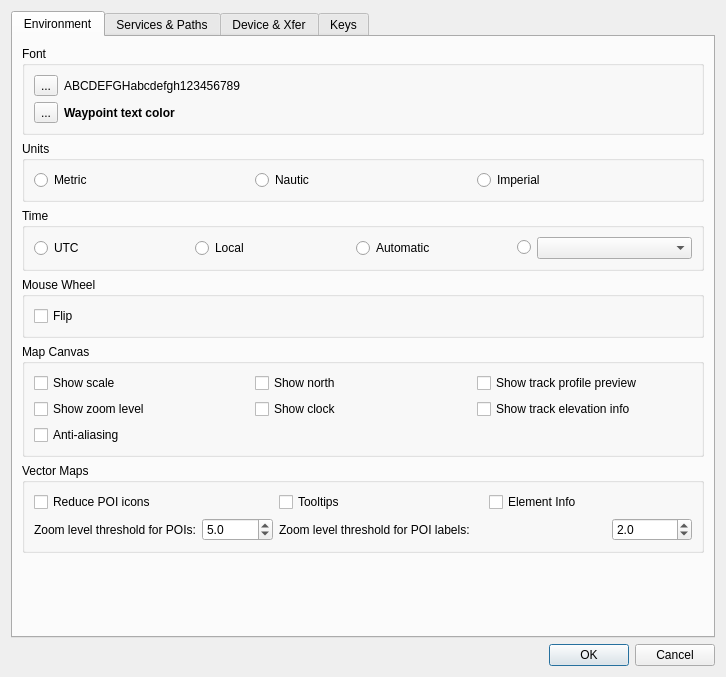
The window that src/IDlgConfig.ui (ntruchsess/QLandkarteGT) describes before a commit, drawn with Qt 5.
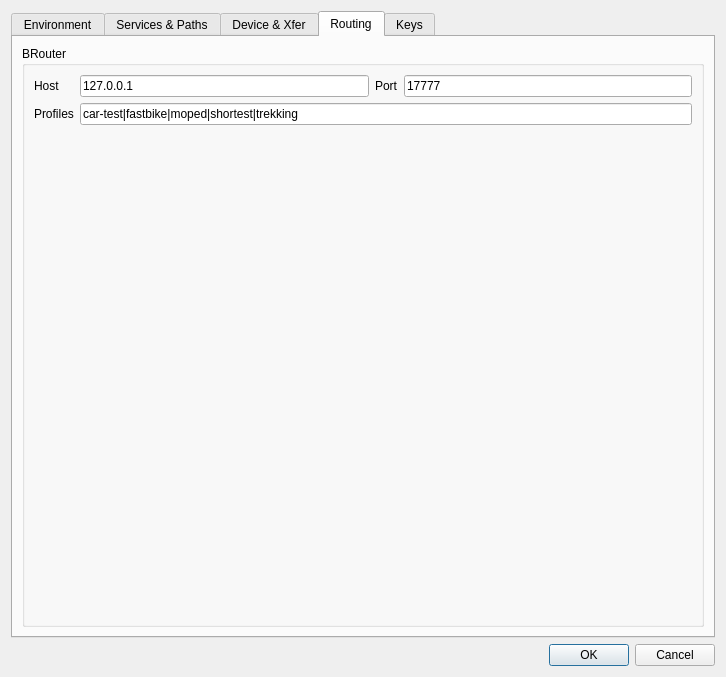
The same window after the commit. The open tabs and pages were chosen to show the change. Icons and pictures are not drawn.

Commit message: add config-settings for BRouter service

Patch:
```diff
--- a/src/IDlgConfig.ui
+++ b/src/IDlgConfig.ui
@@ -1016,6 +1016,88 @@
        </item>
       </layout>
      </widget>
+     <widget class="QWidget" name="Seite_3">
+      <attribute name="title">
+       <string>Routing</string>
+      </attribute>
+      <layout class="QVBoxLayout" name="verticalLayout_6">
+       <item>
+        <widget class="QGroupBox" name="groupBox_12">
+         <property name="title">
+          <string>BRouter</string>
+         </property>
+         <layout class="QGridLayout" name="gridLayout_5">
+          <item row="1" column="3">
+           <layout class="QHBoxLayout">
+            <item>
+             <widget class="QLineEdit" name="lineBRouterProfiles">
+              <property name="text">
+               <string notr="true">car-test|fastbike|moped|shortest|trekking</string>
+              </property>
+             </widget>
+            </item>
+           </layout>
+          </item>
+          <item row="0" column="3">
+           <layout class="QHBoxLayout">
+            <item>
+             <widget class="QLineEdit" name="lineBRouterHost">
+              <property name="text">
+               <string notr="true">127.0.0.1</string>
+              </property>
+             </widget>
+            </item>
+            <item>
+             <widget class="QLabel" name="label_16">
+              <property name="text">
+               <string>Port</string>
+              </property>
+             </widget>
+            </item>
+            <item>
+             <widget class="QLineEdit" name="lineBRouterPort">
+              <property name="inputMask">
+               <string notr="true">00000</string>
+              </property>
+              <property name="text">
+               <string notr="true">17777</string>
+              </property>
+             </widget>
+            </item>
+           </layout>
+          </item>
+          <item row="0" column="2">
+           <widget class="QLabel" name="label_15">
+            <property name="text">
+             <string>Host</string>
+            </property>
+           </widget>
+          </item>
+          <item row="1" column="2">
+           <widget class="QLabel" name="label_17">
+            <property name="text">
+             <string>Profiles</string>
+            </property>
+           </widget>
+          </item>
+          <item row="2" column="3">
+           <spacer name="verticalSpacer_2">
+            <property name="orientation">
+             <enum>Qt::Vertical</enum>
+            </property>
+            <property name="sizeHint" stdset="0">
+             <size>
+              <width>20</width>
+              <height>40</height>
+             </size>
+            </property>
+           </spacer>
+          </item>
+         </layout>
+        </widget>
+       </item>
+      </layout>
+     </widget>
      <widget class="QWidget" name="Seite_2">
       <attribute name="title">
        <string>Keys</string>
```
The commit also changes 5 other files.
